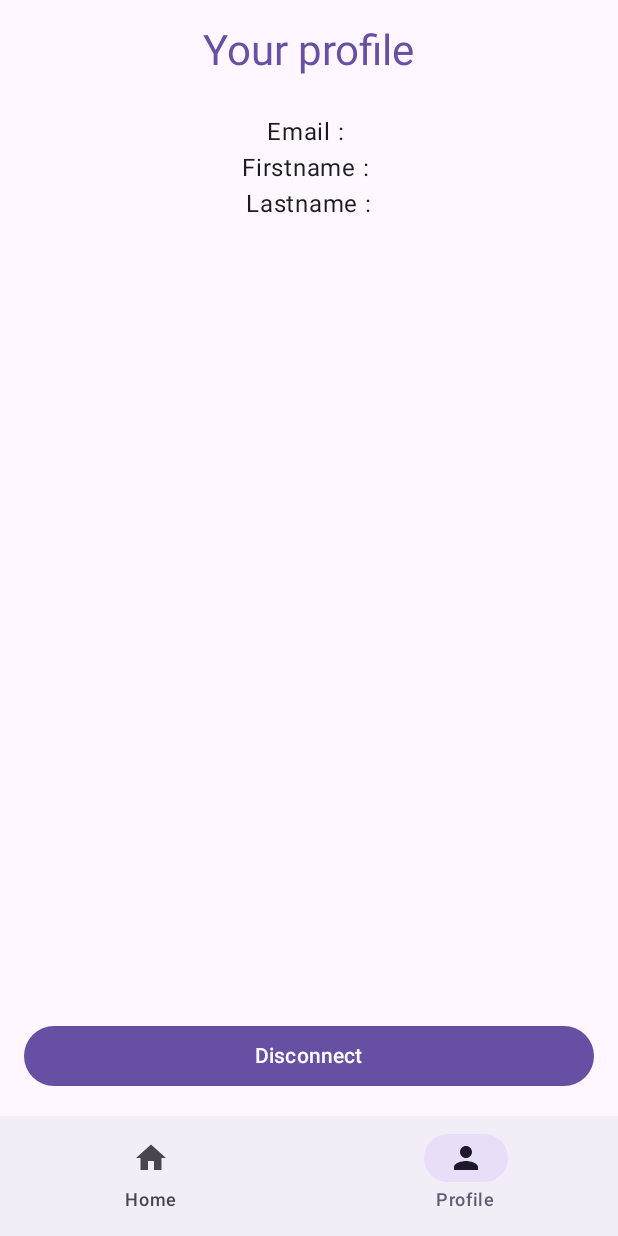
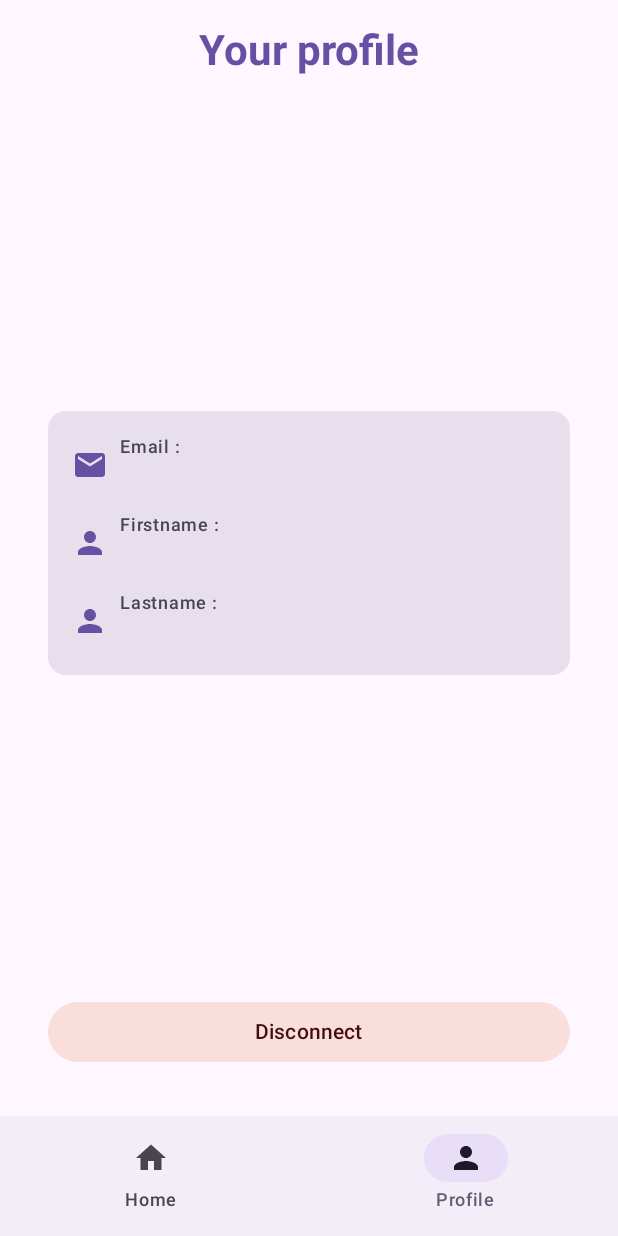
Before and after one commit to KoaDev/LaBarben, an Android app built with Jetpack Compose: the ProfileScreen screen opened through its navigation route, on a phone screen of 412 x 824 dp. Run offline under Robolectric (Android 15) with nearby library versions, the phone set to English and light mode, and no system bars; our stand-ins replace Firebase (no records; nobody signed in at launch, a user with empty details on screens opened directly).

Commit message:
Design ProfileScreen

```diff
--- a/app/src/main/java/fr/isen/champion/labarben/ui/user/ProfileScreen.kt
+++ b/app/src/main/java/fr/isen/champion/labarben/ui/user/ProfileScreen.kt
@@ -1,11 +1,17 @@
 package fr.isen.champion.labarben.ui.user
 
 import androidx.compose.foundation.layout.*
+import androidx.compose.foundation.shape.RoundedCornerShape
+import androidx.compose.material.icons.Icons
+import androidx.compose.material.icons.filled.Email
+import androidx.compose.material.icons.filled.Person
 import androidx.compose.material3.*
 import androidx.compose.runtime.*
 import androidx.compose.ui.Alignment
 import androidx.compose.ui.Modifier
+import androidx.compose.ui.graphics.vector.ImageVector
 import androidx.compose.ui.res.stringResource
+import androidx.compose.ui.text.font.FontWeight
 import androidx.compose.ui.unit.dp
 import androidx.navigation.NavController
 import com.google.firebase.auth.FirebaseAuth
@@ -61,25 +67,51 @@ fun ProfileScreen(navController: NavController) {
                 verticalArrangement = Arrangement.SpaceBetween,
                 horizontalAlignment = Alignment.CenterHorizontally
             ) {
-                Column(horizontalAlignment = Alignment.CenterHorizontally) {
+                // Titre de l'écran
                 Text(
                     text = stringResource(R.string.profileScreen_label_title),
                     style = MaterialTheme.typography.headlineMedium,
-                        color = MaterialTheme.colorScheme.primary
+                    fontWeight = FontWeight.Bold,
+                    color = MaterialTheme.colorScheme.primary,
+                    modifier = Modifier.padding(bottom = 24.dp)
                 )
-                    Spacer(modifier = Modifier.height(24.dp))
+
+                // Carte pour les informations de l'utilisateur
+                Card(
+                    modifier = Modifier
+                        .fillMaxWidth()
+                        .padding(horizontal = 16.dp),
+                    shape = RoundedCornerShape(12.dp),
+                    colors = CardDefaults.cardColors(
+                        containerColor = MaterialTheme.colorScheme.surfaceVariant
+                    )
+                ) {
+                    Column(
+                        modifier = Modifier
+                            .fillMaxWidth()
+                            .padding(16.dp),
+                        verticalArrangement = Arrangement.spacedBy(12.dp)
+                    ) {
                         if (user != null) {
-                        Text(
-                            text = stringResource(R.string.profileScreen_label_email) + user.email,
-                            style = MaterialTheme.typography.bodyLarge
+                            // Email
+                            ProfileInfoItem(
+                                icon = Icons.Default.Email,
+                                label = stringResource(R.string.profileScreen_label_email),
+                                value = user.email ?: "Non défini"
                             )
-                        Text(
-                            text = stringResource(R.string.profileScreen_label_firstname) + firstName,
-                            style = MaterialTheme.typography.bodyLarge
+
+                            // Prénom
+                            ProfileInfoItem(
+                                icon = Icons.Default.Person,
+                                label = stringResource(R.string.profileScreen_label_firstname),
+                                value = firstName
                             )
-                        Text(
-                            text = stringResource(R.string.profileScreen_label_lastname) + lastName,
-                            style = MaterialTheme.typography.bodyLarge
+
+                            // Nom
+                            ProfileInfoItem(
+                                icon = Icons.Default.Person,
+                                label = stringResource(R.string.profileScreen_label_lastname),
+                                value = lastName
                             )
                         } else {
                             Text(
@@ -88,6 +120,9 @@ fun ProfileScreen(navController: NavController) {
                             )
                         }
                     }
+                }
+
+                // Bouton de déconnexion
                 Button(
                     onClick = {
                         auth.signOut()
@@ -96,7 +131,13 @@ fun ProfileScreen(navController: NavController) {
                             launchSingleTop = true
                         }
                     },
-                    modifier = Modifier.fillMaxWidth()
+                    modifier = Modifier
+                        .fillMaxWidth()
+                        .padding(16.dp),
+                    colors = ButtonDefaults.buttonColors(
+                        containerColor = MaterialTheme.colorScheme.errorContainer,
+                        contentColor = MaterialTheme.colorScheme.onErrorContainer
+                    )
                 ) {
                     Text(stringResource(R.string.profileScreen_label_disconnect))
                 }
@@ -104,3 +145,31 @@ fun ProfileScreen(navController: NavController) {
         }
     }
 }
+
+@Composable
+fun ProfileInfoItem(icon: ImageVector, label: String, value: String) {
+    Row(
+        modifier = Modifier.fillMaxWidth(),
+        verticalAlignment = Alignment.CenterVertically,
+        horizontalArrangement = Arrangement.spacedBy(8.dp)
+    ) {
+        Icon(
+            imageVector = icon,
+            contentDescription = null,
+            tint = MaterialTheme.colorScheme.primary
+        )
+        Column {
+            Text(
+                text = label,
+                style = MaterialTheme.typography.labelMedium,
+                color = MaterialTheme.colorScheme.onSurfaceVariant
+            )
+            Text(
+                text = value,
+                style = MaterialTheme.typography.bodyLarge,
+                fontWeight = FontWeight.Bold,
+                color = MaterialTheme.colorScheme.onSurface
+            )
+        }
+    }
+}
```
Lines whose indentation alone changed are shown as unchanged.
